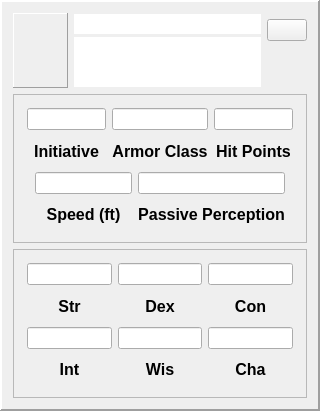
First picture: the form in DMHelper/src/partycharactergridframe.ui, repository MMetze/DMHelper, before the edit.
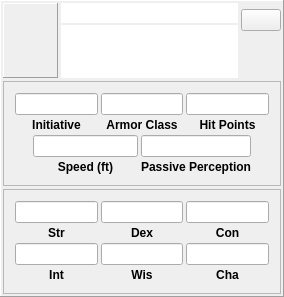
Second picture: the form after the edit. Icons and pictures are not drawn.

What changed in the file:
```diff
--- a/DMHelper/src/partycharactergridframe.ui
+++ b/DMHelper/src/partycharactergridframe.ui
@@ -6,8 +6,8 @@
    <rect>
     <x>0</x>
     <y>0</y>
-    <width>320</width>
-    <height>411</height>
+    <width>284</width>
+    <height>295</height>
    </rect>
   </property>
   <property name="sizePolicy">
@@ -29,9 +29,24 @@
    <enum>QFrame::Raised</enum>
   </property>
   <property name="lineWidth">
-   <number>2</number>
+   <number>1</number>
   </property>
   <layout class="QVBoxLayout" name="verticalLayout_5">
+   <property name="spacing">
+    <number>3</number>
+   </property>
+   <property name="leftMargin">
+    <number>2</number>
+   </property>
+   <property name="topMargin">
+    <number>2</number>
+   </property>
+   <property name="rightMargin">
+    <number>2</number>
+   </property>
+   <property name="bottomMargin">
+    <number>2</number>
+   </property>
    <item>
     <layout class="QHBoxLayout" name="horizontalLayout">
      <item>
@@ -115,17 +130,6 @@
            <height>50</height>
           </size>
          </property>
-         <property name="maximumSize">
-          <size>
-           <width>16777215</width>
-           <height>50</height>
-          </size>
-         </property>
-         <property name="font">
-          <font>
-           <pointsize>12</pointsize>
-          </font>
-         </property>
          <property name="frameShape">
           <enum>QFrame::NoFrame</enum>
          </property>
@@ -142,8 +146,8 @@
           <string>&lt;!DOCTYPE HTML PUBLIC &quot;-//W3C//DTD HTML 4.0//EN&quot; &quot;http://www.w3.org/TR/REC-html40/strict.dtd&quot;&gt;
 &lt;html&gt;&lt;head&gt;&lt;meta name=&quot;qrichtext&quot; content=&quot;1&quot; /&gt;&lt;style type=&quot;text/css&quot;&gt;
 p, li { white-space: pre-wrap; }
-&lt;/style&gt;&lt;/head&gt;&lt;body style=&quot; font-family:'MS Shell Dlg 2'; font-size:12pt; font-weight:400; font-style:normal;&quot;&gt;
-&lt;p style=&quot;-qt-paragraph-type:empty; margin-top:0px; margin-bottom:0px; margin-left:0px; margin-right:0px; -qt-block-indent:0; text-indent:0px;&quot;&gt;&lt;br /&gt;&lt;/p&gt;&lt;/body&gt;&lt;/html&gt;</string>
+&lt;/style&gt;&lt;/head&gt;&lt;body style=&quot; font-family:'MS Shell Dlg 2'; font-size:4.125pt; font-weight:400; font-style:normal;&quot;&gt;
+&lt;p style=&quot;-qt-paragraph-type:empty; margin-top:0px; margin-bottom:0px; margin-left:0px; margin-right:0px; -qt-block-indent:0; text-indent:0px; font-size:12pt;&quot;&gt;&lt;br /&gt;&lt;/p&gt;&lt;/body&gt;&lt;/html&gt;</string>
          </property>
         </widget>
        </item>
@@ -401,17 +405,20 @@
          <enum>QFrame::Raised</enum>
         </property>
         <layout class="QVBoxLayout" name="verticalLayout_2">
+         <property name="spacing">
+          <number>3</number>
+         </property>
          <property name="leftMargin">
-          <number>2</number>
+          <number>0</number>
          </property>
          <property name="topMargin">
-          <number>2</number>
+          <number>0</number>
          </property>
          <property name="rightMargin">
-          <number>2</number>
+          <number>0</number>
          </property>
          <property name="bottomMargin">
-          <number>2</number>
+          <number>0</number>
          </property>
          <item>
           <layout class="QGridLayout" name="gridLayout_4">
@@ -485,7 +492,6 @@
             <widget class="QLabel" name="label_11">
              <property name="font">
               <font>
-               <pointsize>12</pointsize>
                <weight>75</weight>
                <bold>true</bold>
               </font>
@@ -494,7 +500,7 @@
               <string>Initiative</string>
              </property>
              <property name="alignment">
-              <set>Qt::AlignCenter</set>
+              <set>Qt::AlignHCenter|Qt::AlignTop</set>
              </property>
             </widget>
            </item>
@@ -502,7 +508,6 @@
             <widget class="QLabel" name="label_10">
              <property name="font">
               <font>
-               <pointsize>12</pointsize>
                <weight>75</weight>
                <bold>true</bold>
               </font>
@@ -511,7 +516,7 @@
               <string>Armor Class</string>
              </property>
              <property name="alignment">
-              <set>Qt::AlignCenter</set>
+              <set>Qt::AlignHCenter|Qt::AlignTop</set>
              </property>
             </widget>
            </item>
@@ -519,7 +524,6 @@
             <widget class="QLabel" name="label_53">
              <property name="font">
               <font>
-               <pointsize>12</pointsize>
                <weight>75</weight>
                <bold>true</bold>
               </font>
@@ -528,7 +532,7 @@
               <string>Hit Points</string>
              </property>
              <property name="alignment">
-              <set>Qt::AlignCenter</set>
+              <set>Qt::AlignHCenter|Qt::AlignTop</set>
              </property>
             </widget>
            </item>
@@ -630,7 +634,6 @@
              </property>
              <property name="font">
               <font>
-               <pointsize>12</pointsize>
                <weight>75</weight>
                <bold>true</bold>
               </font>
@@ -639,7 +642,7 @@
               <string>Passive Perception</string>
              </property>
              <property name="alignment">
-              <set>Qt::AlignCenter</set>
+              <set>Qt::AlignHCenter|Qt::AlignTop</set>
              </property>
             </widget>
            </item>
@@ -665,7 +668,6 @@
              </property>
              <property name="font">
               <font>
-               <pointsize>12</pointsize>
                <weight>75</weight>
                <bold>true</bold>
               </font>
@@ -674,7 +676,7 @@
               <string>Speed (ft)</string>
              </property>
              <property name="alignment">
-              <set>Qt::AlignCenter</set>
+              <set>Qt::AlignHCenter|Qt::AlignTop</set>
              </property>
             </widget>
            </item>
@@ -965,17 +967,20 @@
          <enum>QFrame::Raised</enum>
         </property>
         <layout class="QVBoxLayout" name="verticalLayout">
+         <property name="spacing">
+          <number>3</number>
+         </property>
          <property name="leftMargin">
-          <number>2</number>
+          <number>0</number>
          </property>
          <property name="topMargin">
-          <number>2</number>
+          <number>0</number>
          </property>
          <property name="rightMargin">
-          <number>2</number>
+          <number>0</number>
          </property>
          <property name="bottomMargin">
-          <number>2</number>
+          <number>0</number>
          </property>
          <item>
           <layout class="QGridLayout" name="gridLayout">
@@ -1049,7 +1054,6 @@
             <widget class="QLabel" name="label_55">
              <property name="font">
               <font>
-               <pointsize>12</pointsize>
                <weight>75</weight>
                <bold>true</bold>
               </font>
@@ -1058,7 +1062,7 @@
               <string>Str</string>
              </property>
              <property name="alignment">
-              <set>Qt::AlignCenter</set>
+              <set>Qt::AlignHCenter|Qt::AlignTop</set>
              </property>
             </widget>
            </item>
@@ -1066,7 +1070,6 @@
             <widget class="QLabel" name="label_12">
              <property name="font">
               <font>
-               <pointsize>12</pointsize>
                <weight>75</weight>
                <bold>true</bold>
               </font>
@@ -1075,7 +1078,7 @@
               <string>Dex</string>
              </property>
              <property name="alignment">
-              <set>Qt::AlignCenter</set>
+              <set>Qt::AlignHCenter|Qt::AlignTop</set>
              </property>
             </widget>
            </item>
@@ -1083,7 +1086,6 @@
             <widget class="QLabel" name="label_13">
              <property name="font">
               <font>
-               <pointsize>12</pointsize>
                <weight>75</weight>
                <bold>true</bold>
               </font>
@@ -1092,7 +1094,7 @@
               <string>Con</string>
              </property>
              <property name="alignment">
-              <set>Qt::AlignCenter</set>
+              <set>Qt::AlignHCenter|Qt::AlignTop</set>
              </property>
             </widget>
            </item>
@@ -1170,7 +1172,6 @@
             <widget class="QLabel" name="label_57">
              <property name="font">
               <font>
-               <pointsize>12</pointsize>
                <weight>75</weight>
                <bold>true</bold>
               </font>
@@ -1179,7 +1180,7 @@
               <string>Int</string>
              </property>
              <property name="alignment">
-              <set>Qt::AlignCenter</set>
+              <set>Qt::AlignHCenter|Qt::AlignTop</set>
              </property>
             </widget>
            </item>
@@ -1187,7 +1188,6 @@
             <widget class="QLabel" name="label_14">
              <property name="font">
               <font>
-               <pointsize>12</pointsize>
                <weight>75</weight>
                <bold>true</bold>
               </font>
@@ -1196,7 +1196,7 @@
               <string>Wis</string>
              </property>
              <property name="alignment">
-              <set>Qt::AlignCenter</set>
+              <set>Qt::AlignHCenter|Qt::AlignTop</set>
              </property>
             </widget>
            </item>
@@ -1204,7 +1204,6 @@
             <widget class="QLabel" name="label_19">
              <property name="font">
               <font>
-               <pointsize>12</pointsize>
                <weight>75</weight>
                <bold>true</bold>
               </font>
@@ -1213,7 +1212,7 @@
               <string>Cha</string>
              </property>
              <property name="alignment">
-              <set>Qt::AlignCenter</set>
+              <set>Qt::AlignHCenter|Qt::AlignTop</set>
              </property>
             </widget>
            </item>
```
